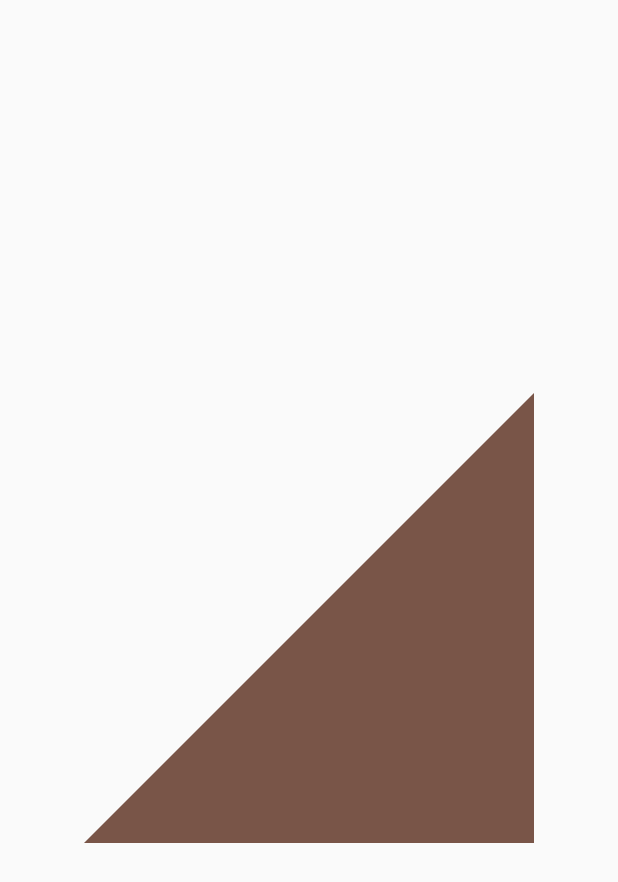
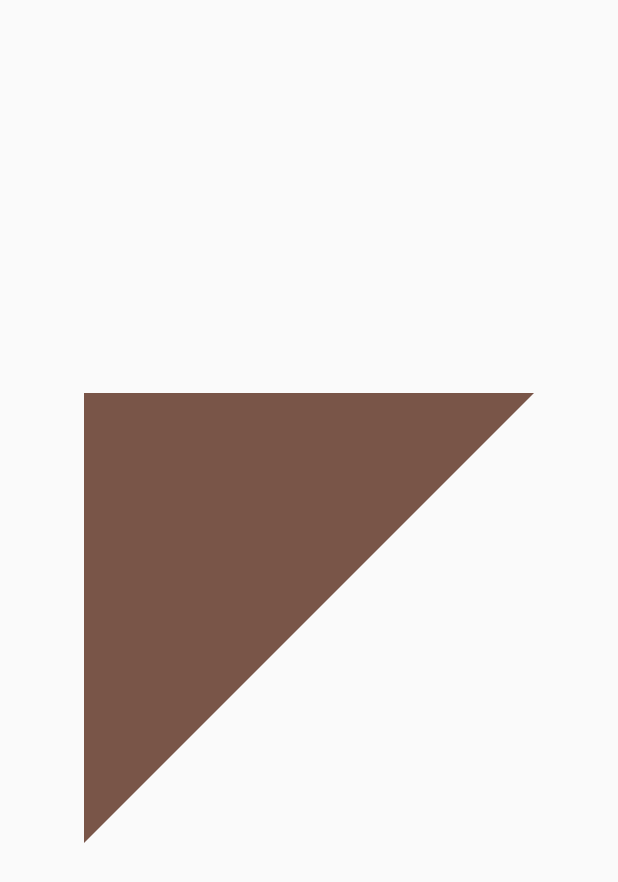
Before and after one commit to Mirzaazmath/flutter_clippath_clipper_example, a Flutter app: the screen it shows after launch, on a phone screen of 412 x 824 dp. Shown: the top 882 px of the screen. Run offline on Flutter 3.47's test engine with Material 2 defaults, Android fonts, the phone set to English and light mode, and no system bars.

Commit message:
third commit

```diff
--- a/lib/screens/clipperclass.dart
+++ b/lib/screens/clipperclass.dart
@@ -6,16 +6,20 @@
   Note :
    LineTo()
    this method create a shright line from point to point
+   MoveTO()
+   this method move the point to give point
   * */
 
   Path getClip(Size size) {
 
    Path path= Path();
-// Move initial point to (0,h);
-   path.moveTo(0,size.height);
+   path.lineTo(0,0 );
+   path.lineTo(0,size.height,);
+   path.lineTo(size.width, 0);
 
-   path.lineTo(size.width, size.height);
-   path.lineTo(size.width, 0);
+
+
+
    path.close();
    return path;
   }
```
Also changed, not shown: assets/result.png.
